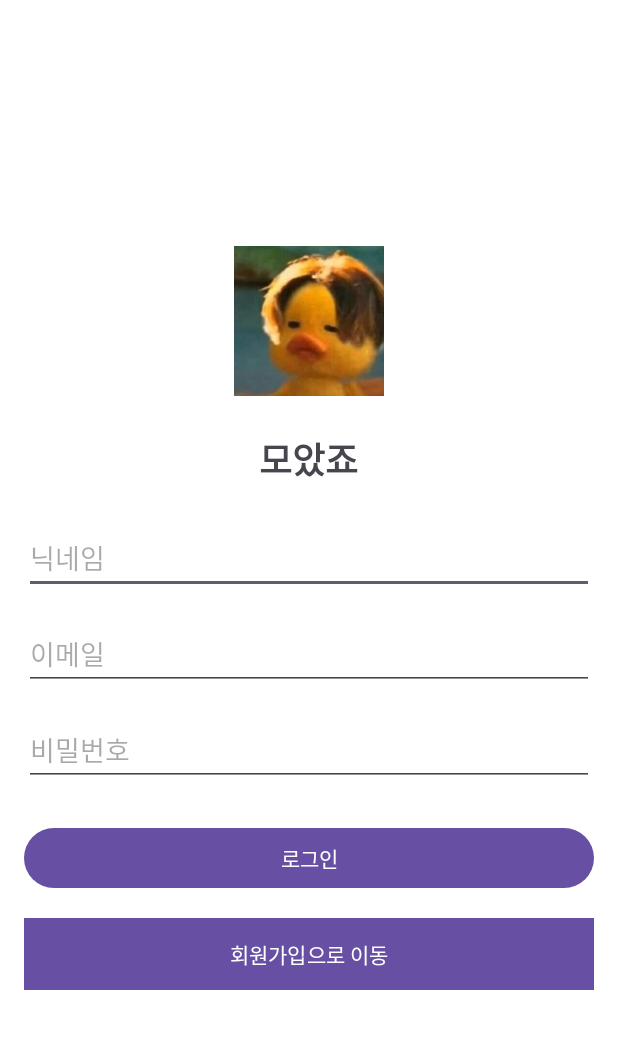
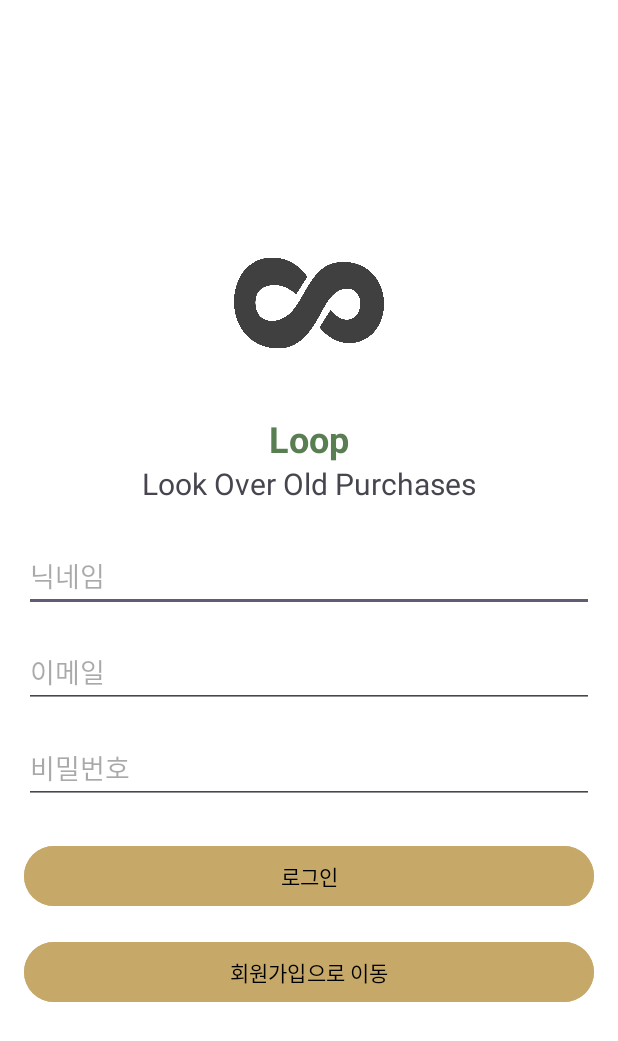
Before and after one commit to sujikim1130/SWU_GURU2_8, an Android app: the screen it shows after launch (MainActivity), on a phone screen of 412 x 824 dp. Shown: the top 1041 px of the screen. Run offline under Robolectric (Android 15) with nearby library versions, the phone set to English and light mode, and no system bars.

Commit message:
로그인 화면, 회원가입 화면, 프레그먼트 색상 수정

```diff
--- a/app/src/main/java/com/example/guru_8/FragmentActivity.kt
+++ b/app/src/main/java/com/example/guru_8/FragmentActivity.kt
@@ -11,7 +11,7 @@ class FragmentActivity : AppCompatActivity() {
 
     override fun onCreate(savedInstanceState: Bundle?) {
         super.onCreate(savedInstanceState)
-        setContentView(R.layout.activity_example_for_fragment)
+        setContentView(R.layout.activity_fragment)
 
         // BottomNavigationView와 연결
         val bottomNavigationView = findViewById<BottomNavigationView>(R.id.bottom_navigation)
--- a/app/src/main/res/drawable/button_background.xml
+++ b/app/src/main/res/drawable/button_background.xml
@@ -1,5 +1,5 @@
 <shape xmlns:android="http://schemas.android.com/apk/res/android">
-    <solid android:color="#808080" /> <!-- 회색 배경 -->
+    <solid android:color="@color/Beige" /> <!-- 회색 배경 -->
     <corners android:radius="0dp" /> <!-- 네모난 모양 -->
     <stroke android:width="1dp" android:color="#606060" /> <!-- 테두리 -->
 </shape>
--- a/app/src/main/res/layout/activity_example_for_fragment.xml
+++ b/app/src/main/res/layout/activity_fragment.xml
@@ -18,7 +18,9 @@
         android:layout_width="match_parent"
         android:layout_height="wrap_content"
         android:layout_gravity="bottom"
+        app:itemTextColor="@color/White_Beige"
         app:menu="@menu/bottom_nav_menu"
+        app:backgroundTint="@color/Brown_green"
         app:labelVisibilityMode="labeled" />
 
 </androidx.coordinatorlayout.widget.CoordinatorLayout>
--- a/app/src/main/res/layout/activity_main.xml
+++ b/app/src/main/res/layout/activity_main.xml
@@ -14,18 +14,28 @@
         android:id="@+id/ivLogo"
         android:layout_width="100dp"
         android:layout_height="100dp"
-        android:src="@drawable/logoexample"
+        android:src="@drawable/logo_images"
         android:contentDescription="앱 로고"
-        android:layout_marginBottom="24dp" />
+        android:layout_marginBottom="24dp"
+        android:backgroundTint="@color/Brown_green"/>
 
     <!-- 로그인 제목 -->
     <TextView
         android:id="@+id/tvLoginTitle"
         android:layout_width="wrap_content"
         android:layout_height="wrap_content"
-        android:text="모았죠"
+        android:text="Loop"
         android:textSize="24sp"
         android:textStyle="bold"
+        android:textColor="@color/Brown_green"/>
+
+    <TextView
+        android:id="@+id/tvsubTitle"
+        android:layout_width="wrap_content"
+        android:layout_height="wrap_content"
+        android:text="Look Over Old Purchases"
+        android:textSize="20sp"
+        android:textStyle="normal"
         android:layout_marginBottom="24dp" />
 
     <!-- 이메일 입력 필드 -->
@@ -59,7 +69,9 @@
         android:layout_width="match_parent"
         android:layout_height="wrap_content"
         android:text="로그인"
-        android:layout_marginBottom="16dp" />
+        android:layout_marginBottom="16dp"
+        android:backgroundTint="@color/Beige"
+        android:textColor="@color/black"/>
 
     <!-- 회원가입으로 이동 버튼 -->
     <Button
@@ -67,5 +79,6 @@
         android:layout_width="match_parent"
         android:layout_height="wrap_content"
         android:text="회원가입으로 이동"
-        android:background="#CCCCCC" />
+        android:backgroundTint="@color/Beige"
+        android:textColor="@color/black"/>
 </LinearLayout>
--- a/app/src/main/res/values/colors.xml
+++ b/app/src/main/res/values/colors.xml
@@ -5,4 +5,9 @@
     <color name="gray">#888888</color>
     <color name="red">#FF6347</color>
     <color name="blue">#4169E1</color>
+    <color name="White_Yellow">#FFFFEC</color>
+    <color name="White_Beige">#F1E4C3</color>
+    <color name="Beige">#C6A969</color>
+    <color name="Brown_green">#597E52</color>
+
 </resources>
```
Also changed, not shown: app/src/main/res/layout/activity_signup.xml (+7 -3 lines), app/src/main/res/layout/fragment_settings.xml (deleted, +0 -15 lines), app/src/main/res/drawable/logo_images.png (added), app/src/main/res/drawable/logoexample.jpg (deleted).
